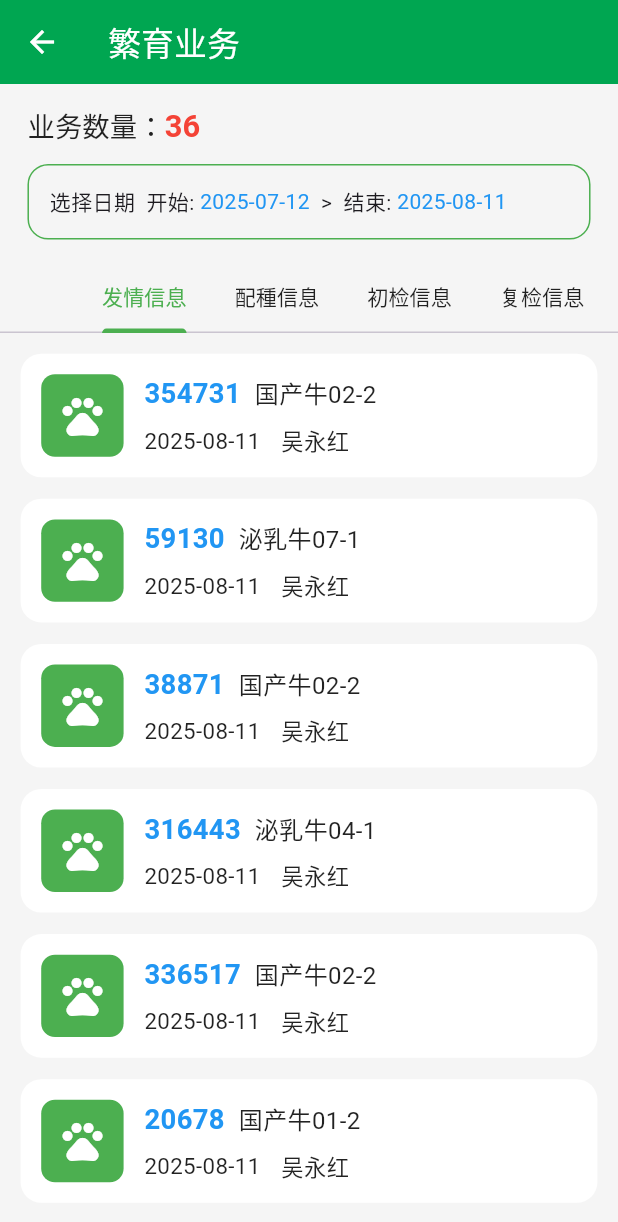
After one commit to JxJPu9bD/digital_ranch_app, a Flutter app: the BreedingBusinessView screen opened by its route, on a phone screen of 412 x 824 dp. The commit adds this screen. Shown: the top 1222 px of the screen. Run offline on Flutter 3.47's test engine with Material 3 defaults, Android fonts, the phone set to English and light mode, and no system bars; our stand-ins replace flutter_screenutil, get, image_picker, webview_flutter.

Commit message:
feat(首页): 繁育业务和疾病健康

```diff
--- /dev/null
+++ b/lib/app/modules/home/sub_pages/business/breeding_business/breeding_business_binding.dart
@@ -0,0 +1,9 @@
+import 'package:get/get.dart';
+import 'breeding_business_controller.dart';
+
+class BreedingBusinessBinding extends Bindings {
+  @override
+  void dependencies() {
+    Get.lazyPut<BreedingBusinessController>(() => BreedingBusinessController());
+  }
+}
--- /dev/null
+++ b/lib/app/modules/home/sub_pages/business/breeding_business/breeding_business_controller.dart
@@ -0,0 +1,107 @@
+import 'package:flutter/material.dart';
+import 'package:get/get.dart';
+
+class BreedingBusinessController extends GetxController
+    with GetSingleTickerProviderStateMixin {
+  late TabController tabController;
+
+  final totalCount = 0.obs;
+  final startDate = DateTime.now().subtract(const Duration(days: 30)).obs;
+  final endDate = DateTime.now().obs;
+
+  final isLoading = false.obs;
+
+  // 六个Tab的数据列表
+  final estrusList = <Map<String, String>>[].obs; // 发情信息
+  final breedingList = <Map<String, String>>[].obs; // 配种信息
+  final firstCheckList = <Map<String, String>>[].obs; // 初检信息
+  final recheckList = <Map<String, String>>[].obs; // 复检信息
+  final abortionList = <Map<String, String>>[].obs; // 流产信息
+  final banUnbanList = <Map<String, String>>[].obs; // 禁配解禁信息
+
+  @override
+  void onInit() {
+    super.onInit();
+    tabController = TabController(length: 6, vsync: this);
+    loadAll();
+  }
+
+  @override
+  void onClose() {
+    tabController.dispose();
+    super.onClose();
+  }
+
+  Future<void> pickStartDate(BuildContext context) async {
+    final picked = await showDatePicker(
+      context: context,
+      initialDate: startDate.value,
+      firstDate: DateTime(2000),
+      lastDate: DateTime(2100),
+    );
+    if (picked != null) {
+      startDate.value = picked;
+      await loadAll();
+    }
+  }
+
+  Future<void> pickEndDate(BuildContext context) async {
+    final picked = await showDatePicker(
+      context: context,
+      initialDate: endDate.value,
+      firstDate: DateTime(2000),
+      lastDate: DateTime(2100),
+    );
+    if (picked != null) {
+      endDate.value = picked;
+      await loadAll();
+    }
+  }
+
+  String formatDate(DateTime d) =>
+      "${d.year.toString().padLeft(4, '0')}-${d.month.toString().padLeft(2, '0')}-${d.day.toString().padLeft(2, '0')}";
+
+  Future<void> loadAll() async {
+    if (isLoading.value) return;
+    isLoading.value = true;
+    try {
+      // TODO: 使用dio请求接口获取真实数据
+      // 这里填充一些示例数据以便页面展示
+      final mock = List.generate(6, (i) => _mockItem(i));
+      estrusList.value = mock;
+      breedingList.value = mock;
+      firstCheckList.value = mock;
+      recheckList.value = mock;
+      abortionList.value = mock;
+      banUnbanList.value = mock;
+      totalCount.value = mock.length * 6;
+    } finally {
+      isLoading.value = false;
+    }
+  }
+
+  Map<String, String> _mockItem(int i) => {
+        'earTag': ['354731', '59130', '38871', '316443', '336517', '20678'][i % 6],
+        'group': ['国产牛02-2', '泌乳牛07-1', '国产牛02-2', '泌乳牛04-1', '国产牛02-2', '国产牛01-2'][i % 6],
+        'date': formatDate(DateTime.now()),
+        'operator': '吴永红',
+      };
+
+  List<Obx> getTabViews() {
+    final lists = [
+      estrusList,
+      breedingList,
+      firstCheckList,
+      recheckList,
+      abortionList,
+      banUnbanList,
+    ];
+    return lists
+        .map((rx) => Obx(() => rx.isEmpty
+            ? const SizedBox()
+            : const SizedBox()))
+        .toList();
+  }
+
+  void goBack() => Get.back();
+}
--- /dev/null
+++ b/lib/app/modules/home/sub_pages/business/breeding_business/breeding_business_view.dart
@@ -0,0 +1,174 @@
+import 'package:flutter/material.dart';
+import 'package:get/get.dart';
+import 'package:flutter_screenutil/flutter_screenutil.dart';
+import 'breeding_business_controller.dart';
+
+class BreedingBusinessView extends GetView<BreedingBusinessController> {
+  const BreedingBusinessView({Key? key}) : super(key: key);
+
+  @override
+  Widget build(BuildContext context) {
+    return Scaffold(
+      appBar: AppBar(
+        title: const Text('繁育业务'),
+        leading: IconButton(
+          icon: const Icon(Icons.arrow_back),
+          onPressed: controller.goBack,
+        ),
+      ),
+      body: Column(
+        children: [
+          _buildHeader(context),
+          _buildTabs(),
+          Expanded(child: _buildTabViews()),
+        ],
+      ),
+    );
+  }
+
+  Widget _buildHeader(BuildContext context) {
+    return Container(
+      padding: EdgeInsets.symmetric(horizontal: 16.w, vertical: 12.h),
+      child: Column(
+        crossAxisAlignment: CrossAxisAlignment.start,
+        children: [
+          Obx(() => RichText(
+                text: TextSpan(
+                  text: '业务数量：',
+                  style: TextStyle(color: Colors.black87, fontSize: 16.sp),
+                  children: [
+                    TextSpan(
+                      text: controller.totalCount.value.toString(),
+                      style: TextStyle(color: Colors.red, fontSize: 18.sp, fontWeight: FontWeight.bold),
+                    )
+                  ],
+                ),
+              )),
+          SizedBox(height: 10.h),
+          InkWell(
+            onTap: () => _pickRange(context),
+            child: Container(
+              padding: EdgeInsets.all(12.w),
+              decoration: BoxDecoration(
+                border: Border.all(color: Colors.green),
+                borderRadius: BorderRadius.circular(12.r),
+              ),
+              child: Obx(() => Row(
+                    children: [
+                      const Text('选择日期  开始: '),
+                      Text(controller.formatDate(controller.startDate.value), style: const TextStyle(color: Colors.blue)),
+                      const Text('  >  结束: '),
+                      Text(controller.formatDate(controller.endDate.value), style: const TextStyle(color: Colors.blue)),
+                    ],
+                  )),
+            ),
+          ),
+        ],
+      ),
+    );
+  }
+
+  Future<void> _pickRange(BuildContext context) async {
+    await controller.pickStartDate(context);
+    await controller.pickEndDate(context);
+  }
+
+  Widget _buildTabs() {
+    final tabs = const [
+      Tab(text: '发情信息'),
+      Tab(text: '配種信息'),
+      Tab(text: '初检信息'),
+      Tab(text: '复检信息'),
+      Tab(text: '流产信息'),
+      Tab(text: '禁配解禁信息'),
+    ];
+    return TabBar(
+      controller: controller.tabController,
+      isScrollable: true,
+      tabs: tabs,
+      labelColor: Colors.green,
+      unselectedLabelColor: Colors.black87,
+      indicatorColor: Colors.green,
+    );
+  }
+
+  Widget _buildTabViews() {
+    final listBuilders = [
+      () => _buildList(controller.estrusList),
+      () => _buildList(controller.breedingList),
+      () => _buildList(controller.firstCheckList),
+      () => _buildList(controller.recheckList),
+      () => _buildList(controller.abortionList),
+      () => _buildList(controller.banUnbanList),
+    ];
+    return TabBarView(
+      controller: controller.tabController,
+      children: listBuilders.map((b) => b()).toList(),
+    );
+  }
+
+  Widget _buildList(RxList<Map<String, String>> data) {
+    return Obx(() {
+      if (controller.isLoading.value && data.isEmpty) {
+        return const Center(child: CircularProgressIndicator());
+      }
+      if (data.isEmpty) {
+        return Center(
+          child: Text('暂无数据', style: TextStyle(color: Colors.grey, fontSize: 14.sp)),
+        );
+      }
+      return ListView.separated(
+        padding: EdgeInsets.all(12.w),
+        itemCount: data.length,
+        separatorBuilder: (_, __) => SizedBox(height: 12.h),
+        itemBuilder: (_, i) => _buildItem(data[i]),
+      );
+    });
+  }
+
+  Widget _buildItem(Map<String, String> item) {
+    return Container(
+      decoration: BoxDecoration(
+        color: Colors.white,
+        borderRadius: BorderRadius.circular(12.r),
+      ),
+      padding: EdgeInsets.all(12.w),
+      child: Row(
+        children: [
+          Container(
+            width: 48.w,
+            height: 48.w,
+            decoration: BoxDecoration(
+              color: Colors.green,
+              borderRadius: BorderRadius.circular(8.r),
+            ),
+            child: Icon(Icons.pets, color: Colors.white, size: 28.sp),
+          ),
+          SizedBox(width: 12.w),
+          Expanded(
+            child: Column(
+              crossAxisAlignment: CrossAxisAlignment.start,
+              children: [
+                Row(
+                  children: [
+                    Text(item['earTag'] ?? '', style: TextStyle(color: Colors.blue, fontSize: 16.sp, fontWeight: FontWeight.w700)),
+                    SizedBox(width: 8.w),
+                    Text(item['group'] ?? '', style: TextStyle(fontSize: 14.sp, color: Colors.black87)),
+                  ],
+                ),
+                SizedBox(height: 6.h),
+                Row(
+                  children: [
+                    Text(item['date'] ?? '', style: TextStyle(fontSize: 13.sp, color: Colors.black87)),
+                    SizedBox(width: 12.w),
+                    Text(item['operator'] ?? '', style: TextStyle(fontSize: 13.sp, color: Colors.black87)),
+                  ],
+                ),
+              ],
+            ),
+          )
+        ],
+      ),
+    );
+  }
+}
--- /dev/null
+++ b/lib/app/modules/home/sub_pages/business/disease_health/disease_health_binding.dart
@@ -0,0 +1,9 @@
+import 'package:get/get.dart';
+import 'disease_health_controller.dart';
+
+class DiseaseHealthBinding extends Bindings {
+  @override
+  void dependencies() {
+    Get.lazyPut<DiseaseHealthController>(() => DiseaseHealthController());
+  }
+}
--- a/lib/app/routes/app_pages.dart
+++ b/lib/app/routes/app_pages.dart
@@ -98,6 +98,12 @@ import '../modules/home/sub_pages/chart/cattle_production/cattle_production_view
 import '../modules/home/sub_pages/chart/mortality_rate/mortality_rate_binding.dart';
 import '../modules/home/sub_pages/chart/mortality_rate/mortality_rate_view.dart';
 
+// 业务：繁育业务页面
+import '../modules/home/sub_pages/business/breeding_business/breeding_business_binding.dart';
+import '../modules/home/sub_pages/business/breeding_business/breeding_business_view.dart';
+import '../modules/home/sub_pages/business/disease_health/disease_health_binding.dart';
+import '../modules/home/sub_pages/business/disease_health/disease_health_view.dart';
+
 part 'app_routes.dart';
 
 abstract class AppPages {
@@ -144,6 +150,11 @@ abstract class AppPages {
     GetPage(name: Routes.HOME_INOUT_STATISTICS, page: () => const InoutStatisticsView(), binding: InoutStatisticsBinding()),
     GetPage(name: Routes.HOME_CATTLE_PRODUCTION_DATA, page: () => const CattleProductionView(), binding: CattleProductionBinding()),
     GetPage(name: Routes.HOME_ONE_YEAR_MORTALITY, page: () => const MortalityRateView(), binding: MortalityRateBinding()),
+
+    // 首页功能：业务 - 繁育业务
+    GetPage(name: Routes.HOME_BREEDING_BUSINESS, page: () => const BreedingBusinessView(), binding: BreedingBusinessBinding()),
+    // 首页功能：业务 - 疾病健康
+    GetPage(name: Routes.HOME_DISEASE_HEALTH, page: () => const DiseaseHealthView(), binding: DiseaseHealthBinding()),
 
     // 业务登记二级页面路由
     GetPage(
--- a/lib/app/routes/app_routes.dart
+++ b/lib/app/routes/app_routes.dart
@@ -33,6 +33,10 @@ abstract class Routes {
   static const HOME_INOUT_STATISTICS = '/home/chart/inout-statistics';
   static const HOME_CATTLE_PRODUCTION_DATA = '/home/chart/cattle-production-data';
   static const HOME_ONE_YEAR_MORTALITY = '/home/chart/one-year-mortality';
+
+  // 首页功能：业务 - 繁育业务
+  static const HOME_BREEDING_BUSINESS = '/home/business/breeding';
+  static const HOME_DISEASE_HEALTH = '/home/business/disease-health';
 
   // 业务登记等（已存在）
   static const BATCH_ENTRY = '/business-record/batch-entry';
```
Also changed, not shown: lib/app/modules/home/sub_pages/business/disease_health/disease_health_controller.dart (added, +84 -0 lines), lib/app/modules/home/sub_pages/business/disease_health/disease_health_view.dart (added, +166 -0 lines), 1 other file.
